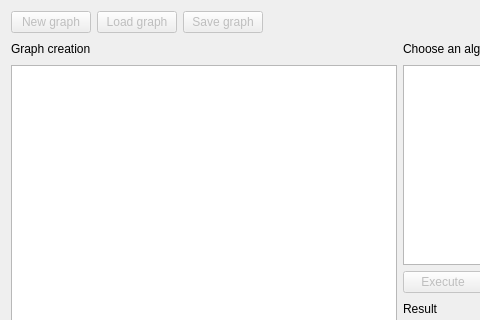
Above: Forms/mainmenu.ui from ajzenhamernikola/GiA before the change; both pictures show x 0 to 480 and y 0 to 320 of the 800 by 592 pixel window. Below: the same form after it.
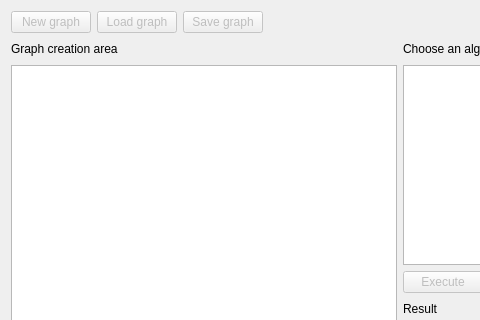
That is the form after the change.

The edit to the form file:
```diff
--- a/Forms/mainmenu.ui
+++ b/Forms/mainmenu.ui
@@ -76,7 +76,7 @@
          <item>
           <widget class="QLabel" name="label_2">
            <property name="text">
-            <string>Graph creation</string>
+            <string>Graph creation area</string>
            </property>
           </widget>
          </item>
```
